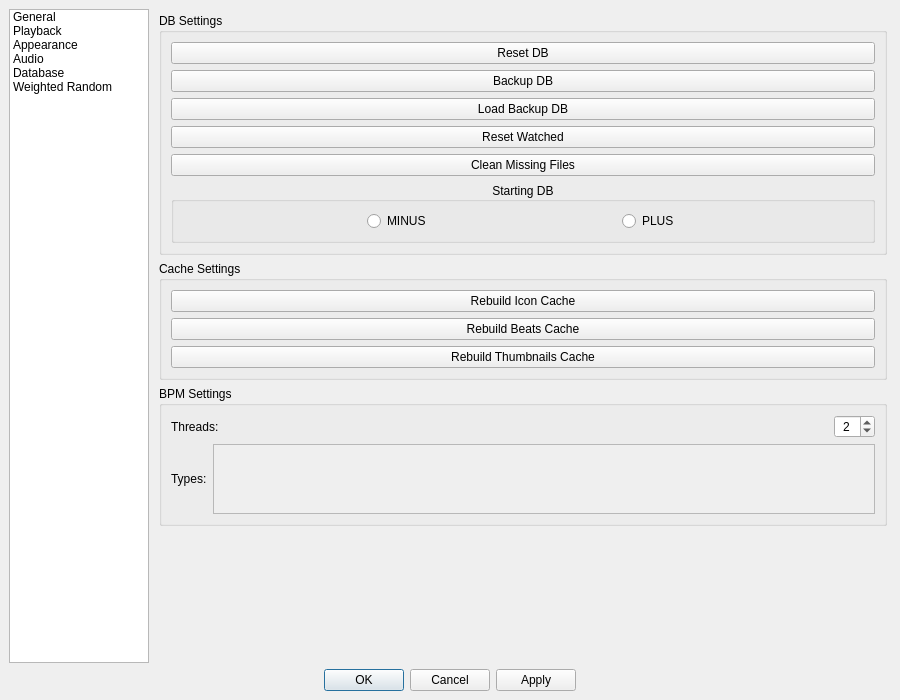
Before: the Qt Designer form MediaManager/src/QtClasses/UI/Form Files/SettingsDialog.ui in PaunescuAndrei/MediaManager, drawn with Qt 5.
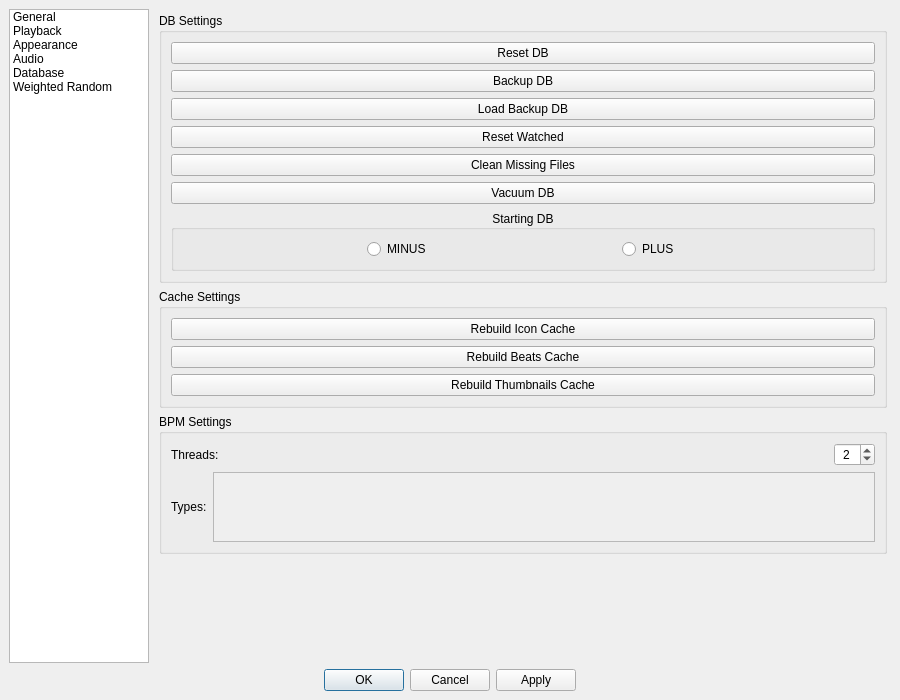
After: the same form once the commit is applied. The open tabs and pages were chosen to show the change. Custom widgets are drawn as their Qt base class.

Commit message: Add Vacuum DB button with reclaimed space reporting

The edit to the form file:
```diff
--- a/MediaManager/src/QtClasses/UI/Form Files/SettingsDialog.ui
+++ b/MediaManager/src/QtClasses/UI/Form Files/SettingsDialog.ui
@@ -1374,6 +1374,12 @@
               <property name="toolTip"><string>Scan for and remove database entries with missing files</string></property>
              </widget>
             </item>
+            <item>
+             <widget class="QPushButton" name="vacuumBtn">
+              <property name="text"><string>Vacuum DB</string></property>
+              <property name="toolTip"><string>Compact the database file and reclaim unused space</string></property>
+             </widget>
+            </item>
             <item>
              <widget class="QGroupBox" name="StartingDBGroupBox">
               <property name="sizePolicy">
```
The commit also changes 3 other files.
